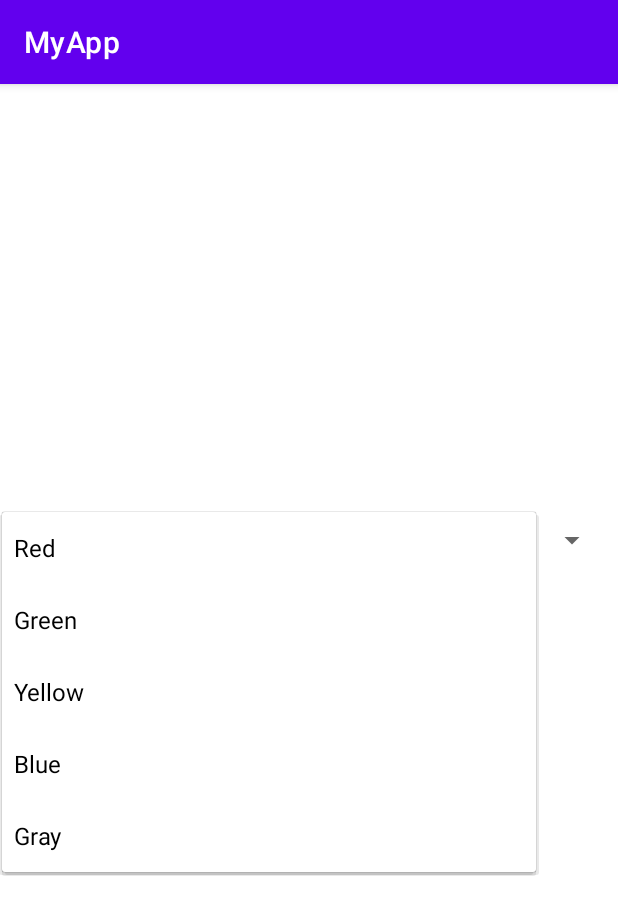
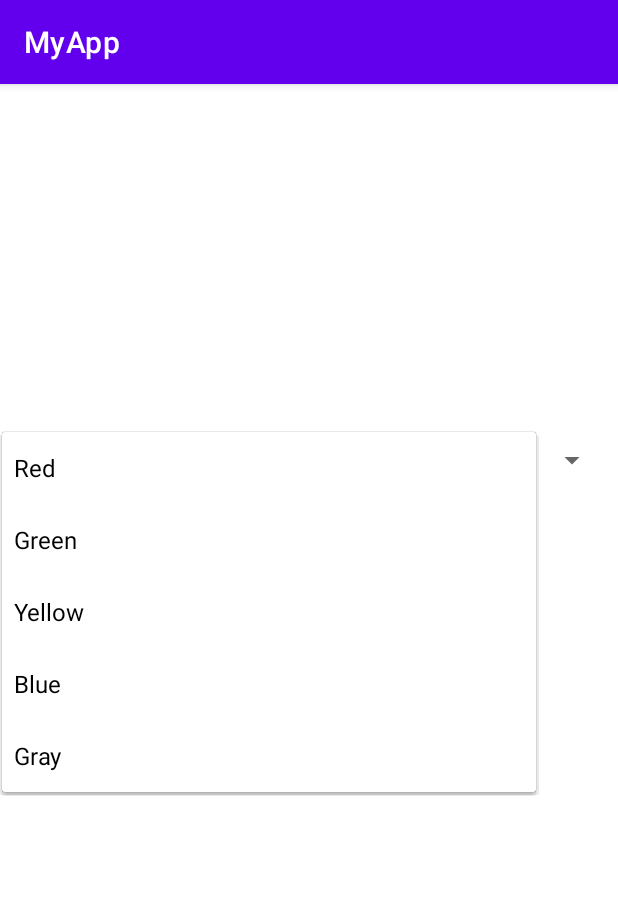
Before and after one commit to neha-0415/KotlinDemo, an Android app: the MainActivity2 screen opened directly, with no data from a screen before it, after a tap on "Red", on a phone screen of 412 x 824 dp. Shown: the top 915 px of the screen. Run offline under Robolectric (Android 15) with nearby library versions, the phone set to English and light mode, and no system bars.

```diff
--- a/app/src/main/java/com/example/myapp/MainActivity2.kt
+++ b/app/src/main/java/com/example/myapp/MainActivity2.kt
@@ -1,3 +1,4 @@
+
 package com.example.myapp
 
 import android.graphics.Color
--- a/app/src/main/res/layout/activity_main2.xml
+++ b/app/src/main/res/layout/activity_main2.xml
@@ -12,7 +12,7 @@
         android:layout_width="404dp"
         android:layout_height="37dp"
         android:layout_marginStart="1dp"
-        android:layout_marginTop="285dp"
+        android:layout_marginTop="232dp"
         android:entries="@array/array_colors"
         android:spinnerMode="dropdown"
         app:layout_constraintStart_toStartOf="parent"
--- a/app/src/main/res/values/strings.xml
+++ b/app/src/main/res/values/strings.xml
@@ -6,6 +6,5 @@
         <item>Yellow</item>
         <item>Blue</item>
         <item>Gray</item>
-
     </string-array>
 </resources>
```
